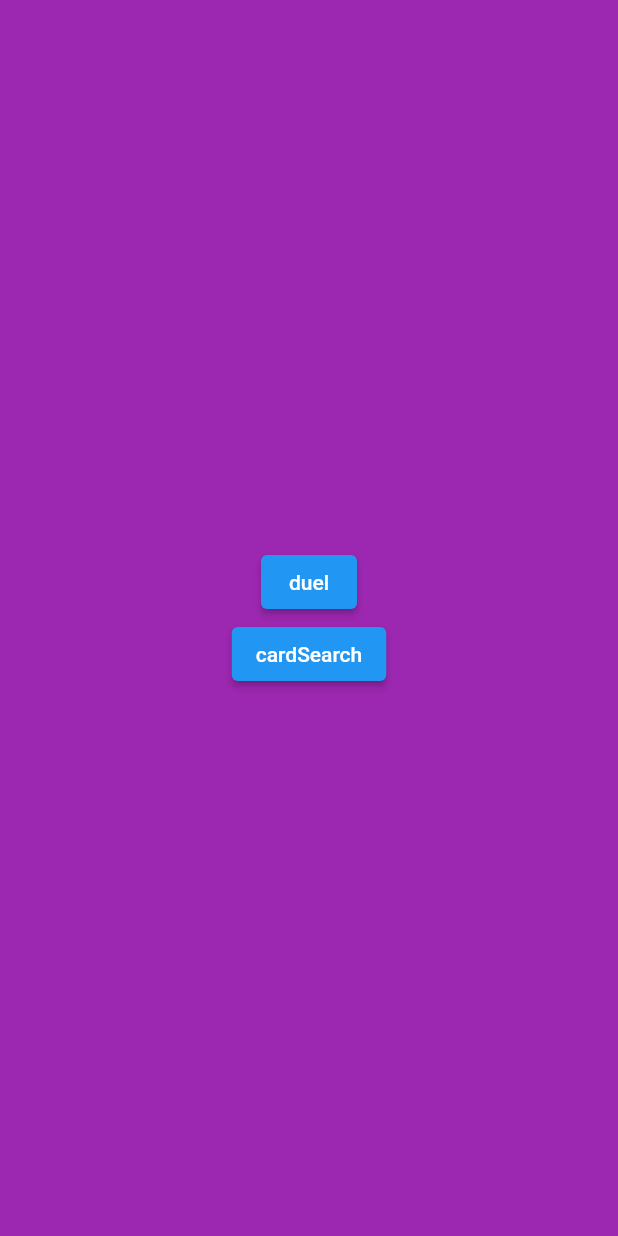
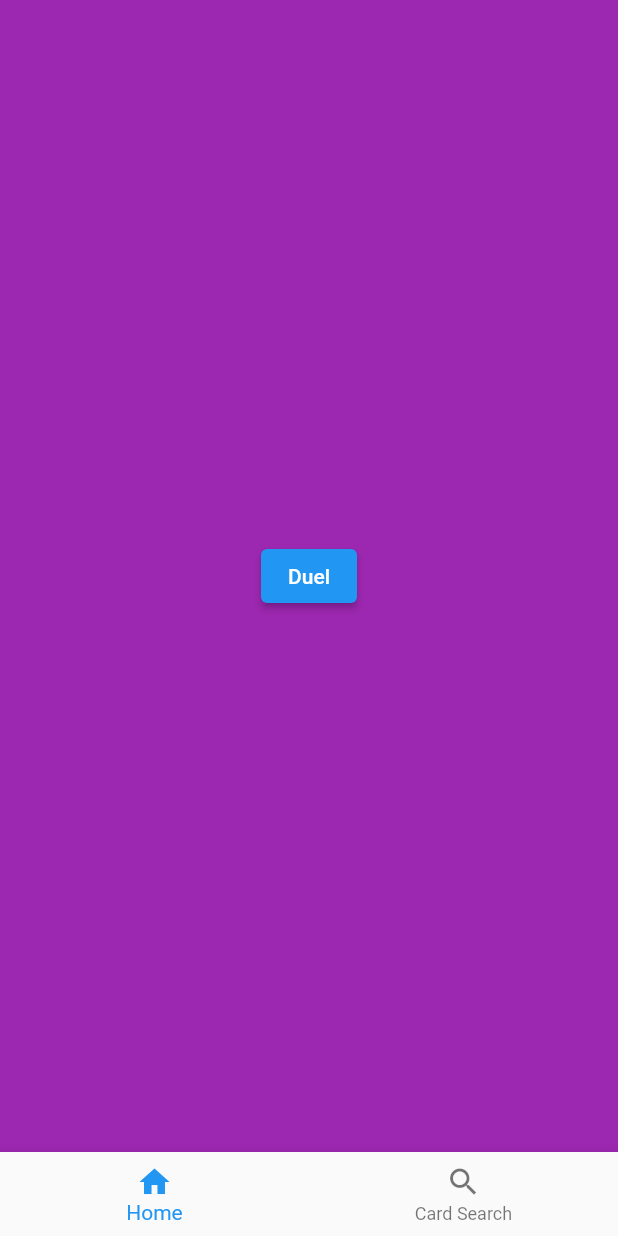
Before and after one commit to OmerI53/ygo_mobile, a Flutter app: the screen it shows after launch, on a phone screen of 412 x 824 dp. Run offline on Flutter 3.47's test engine with Material 2 defaults, Android fonts, the light colour scheme and no system bars.

Commit message:
visual improvements + button adjustments

```diff
--- a/lib/Front/HomePage.dart
+++ b/lib/Front/HomePage.dart
@@ -13,13 +13,11 @@ class HomePage extends StatefulWidget {
 class _HomePageState extends State<HomePage> {
   @override
   Widget build(BuildContext context) {
-    return SafeArea(
-      child: Scaffold(
+    return Scaffold(
       body: Container(
           alignment: Alignment.center,
           color: Colors.purple,
-            child:
-                Column(mainAxisAlignment: MainAxisAlignment.center, children: [
+          child: Column(mainAxisAlignment: MainAxisAlignment.center, children: [
             ElevatedButton(
                 onPressed: () {
                   SystemChrome.setPreferredOrientations(
@@ -27,10 +25,8 @@ class _HomePageState extends State<HomePage> {
                   Navigator.of(context).push(MaterialPageRoute(
                       builder: ((context) => const DuelPage())));
                 },
-                  child: const Text("duel")),
-              ElevatedButton(onPressed: () {}, child: const Text("cardSearch"))
+                child: const Text("Duel")),
           ])),
-      ),
     );
   }
 }
--- a/lib/main.dart
+++ b/lib/main.dart
@@ -29,26 +29,25 @@ class RootPage extends StatefulWidget {
 }
 
 class _RootPageState extends State<RootPage> {
-  int currentPage = 1;
-  List<Widget> pages = const [DuelPage(), HomePage(), CardDb()];
+  int selectedIndex = 0;
+  List<Widget> pages = const [HomePage(), CardDb()];
   @override
   Widget build(BuildContext context) {
     return Scaffold(
-      body: const HomePage(),
-      /*
-      bottomNavigationBar: NavigationBar(
-        destinations: const [
-          NavigationDestination(icon: Icon(Icons.gamepad), label: 'Duel'),
-          NavigationDestination(icon: Icon(Icons.home), label: 'Homepage'),
-          NavigationDestination(icon: Icon(Icons.search), label: 'Cards')
+      body: pages[selectedIndex],
+      bottomNavigationBar: BottomNavigationBar(
+        items: const [
+          BottomNavigationBarItem(icon: Icon(Icons.home), label: "Home"),
+          BottomNavigationBarItem(
+              icon: Icon(Icons.search), label: "Card Search"),
         ],
-        onDestinationSelected: (int index) {
+        currentIndex: selectedIndex,
+        onTap: (int newIndex) {
           setState(() {
-            currentPage = index;
+            selectedIndex = newIndex;
           });
         },
       ),
-      */
     );
     ;
   }
--- a/pubspec.yaml
+++ b/pubspec.yaml
@@ -60,8 +60,8 @@ flutter:
   uses-material-design: true
 
   # To add assets to your application, add an assets section, like this:
-  # assets:
-  #   - images/a_dot_burr.jpeg
+  assets:
+      - Images/backGroundef.jpeg
   #   - images/a_dot_ham.jpeg
 
   # An image asset can refer to one or more resolution-specific "variants", see
```
Also changed, not shown: lib/Front/CardDb.dart (+8 -1 lines), lib/Front/DuelPage.dart (+36 -7 lines), lib/Front/Edithp.dart (+61 -35 lines), Images/backGroundef.jpeg (added). Lines whose indentation alone changed are shown as unchanged.
